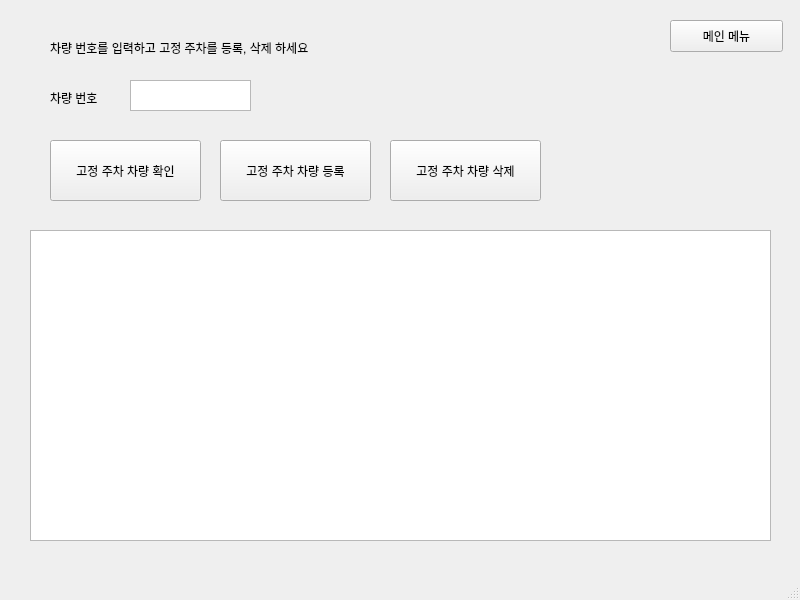
The window that manager.ui (okpyo12/OOAD_project) describes before a commit, drawn with Qt 5.
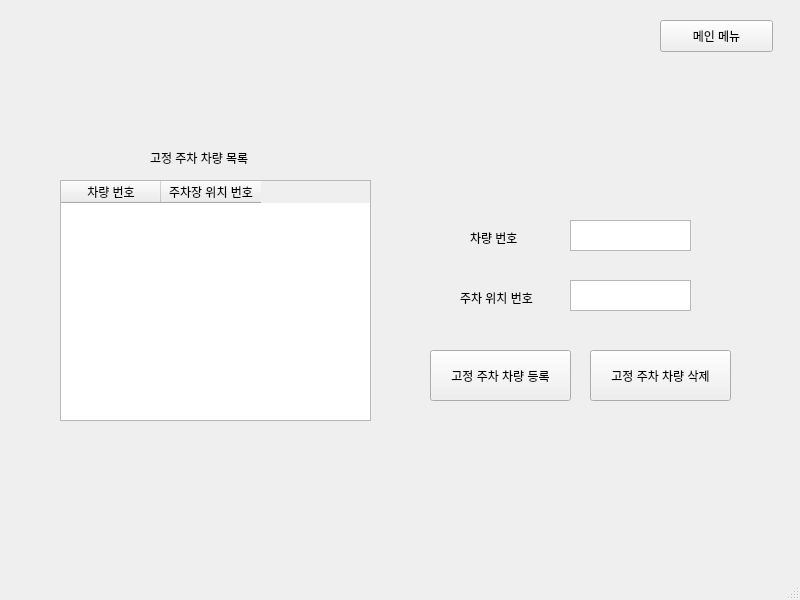
The same window after the commit.

Commit message: feat.고정주차 기능 추가

```diff
--- a/manager.ui
+++ b/manager.ui
@@ -2,6 +2,9 @@
 <ui version="4.0">
  <class>ManagerWindow</class>
  <widget class="QMainWindow" name="ManagerWindow">
+  <property name="enabled">
+   <bool>true</bool>
+  </property>
   <property name="geometry">
    <rect>
     <x>0</x>
@@ -17,7 +20,7 @@
    <widget class="QPushButton" name="mainmenu">
     <property name="geometry">
      <rect>
-      <x>670</x>
+      <x>660</x>
       <y>20</y>
       <width>113</width>
       <height>32</height>
@@ -27,96 +30,109 @@
      <string>메인 메뉴</string>
     </property>
    </widget>
-   <widget class="QPushButton" name="pushButton">
+   <widget class="QTableWidget" name="FixedCarList">
     <property name="geometry">
      <rect>
-      <x>390</x>
-      <y>140</y>
-      <width>151</width>
-      <height>61</height>
+      <x>60</x>
+      <y>180</y>
+      <width>311</width>
+      <height>241</height>
      </rect>
     </property>
-    <property name="text">
-     <string>고정 주차 차량 삭제</string>
-    </property>
+    <column>
+     <property name="text">
+      <string>차량 번호</string>
+     </property>
+    </column>
+    <column>
+     <property name="text">
+      <string>주차장 위치 번호</string>
+     </property>
+    </column>
    </widget>
-   <widget class="QTextEdit" name="textEdit">
+   <widget class="QPushButton" name="addbtn">
     <property name="geometry">
      <rect>
-      <x>130</x>
-      <y>80</y>
-      <width>121</width>
-      <height>31</height>
-     </rect>
-    </property>
-    <property name="html">
-     <string>&lt;!DOCTYPE HTML PUBLIC &quot;-//W3C//DTD HTML 4.0//EN&quot; &quot;http://www.w3.org/TR/REC-html40/strict.dtd&quot;&gt;
-&lt;html&gt;&lt;head&gt;&lt;meta name=&quot;qrichtext&quot; content=&quot;1&quot; /&gt;&lt;style type=&quot;text/css&quot;&gt;
-p, li { white-space: pre-wrap; }
-&lt;/style&gt;&lt;/head&gt;&lt;body style=&quot; font-family:'.AppleSystemUIFont'; font-size:13pt; font-weight:400; font-style:normal;&quot;&gt;
-&lt;p style=&quot;-qt-paragraph-type:empty; margin-top:0px; margin-bottom:0px; margin-left:0px; margin-right:0px; -qt-block-indent:0; text-indent:0px;&quot;&gt;&lt;br /&gt;&lt;/p&gt;&lt;/body&gt;&lt;/html&gt;</string>
-    </property>
-   </widget>
-   <widget class="QListView" name="FixedParkingList">
-    <property name="geometry">
-     <rect>
-      <x>30</x>
-      <y>230</y>
-      <width>741</width>
-      <height>311</height>
-     </rect>
-    </property>
-   </widget>
-   <widget class="QPushButton" name="pushButton_2">
-    <property name="geometry">
-     <rect>
-      <x>220</x>
-      <y>140</y>
-      <width>151</width>
-      <height>61</height>
+      <x>430</x>
+      <y>350</y>
+      <width>141</width>
+      <height>51</height>
      </rect>
     </property>
     <property name="text">
      <string>고정 주차 차량 등록</string>
     </property>
    </widget>
-   <widget class="QLabel" name="label">
+   <widget class="QTextEdit" name="fixedcarnum">
     <property name="geometry">
      <rect>
-      <x>50</x>
-      <y>90</y>
-      <width>60</width>
-      <height>16</height>
+      <x>570</x>
+      <y>220</y>
+      <width>121</width>
+      <height>31</height>
      </rect>
     </property>
-    <property name="text">
-     <string>차량 번호</string>
-    </property>
    </widget>
    <widget class="QLabel" name="label_2">
     <property name="geometry">
      <rect>
-      <x>50</x>
-      <y>40</y>
-      <width>311</width>
+      <x>470</x>
+      <y>230</y>
+      <width>61</width>
       <height>16</height>
      </rect>
     </property>
     <property name="text">
-     <string>차량 번호를 입력하고 고정 주차를 등록, 삭제 하세요</string>
+     <string>차량 번호</string>
     </property>
    </widget>
-   <widget class="QPushButton" name="pushButton_3">
+   <widget class="QTextEdit" name="fixedcarlotnum">
     <property name="geometry">
      <rect>
-      <x>50</x>
-      <y>140</y>
-      <width>151</width>
-      <height>61</height>
+      <x>570</x>
+      <y>280</y>
+      <width>121</width>
+      <height>31</height>
      </rect>
     </property>
+   </widget>
+   <widget class="QLabel" name="label_3">
+    <property name="geometry">
+     <rect>
+      <x>460</x>
+      <y>290</y>
+      <width>91</width>
+      <height>16</height>
+     </rect>
+    </property>
     <property name="text">
-     <string>고정 주차 차량 확인</string>
+     <string>주차 위치 번호</string>
+    </property>
+   </widget>
+   <widget class="QPushButton" name="delbtn">
+    <property name="geometry">
+     <rect>
+      <x>590</x>
+      <y>350</y>
+      <width>141</width>
+      <height>51</height>
+     </rect>
+    </property>
+    <property name="text">
+     <string>고정 주차 차량 삭제</string>
+    </property>
+   </widget>
+   <widget class="QLabel" name="label">
+    <property name="geometry">
+     <rect>
+      <x>150</x>
+      <y>150</y>
+      <width>121</width>
+      <height>16</height>
+     </rect>
+    </property>
+    <property name="text">
+     <string>고정 주차 차량 목록</string>
     </property>
    </widget>
   </widget>
```
The commit also changes 16 other files.
